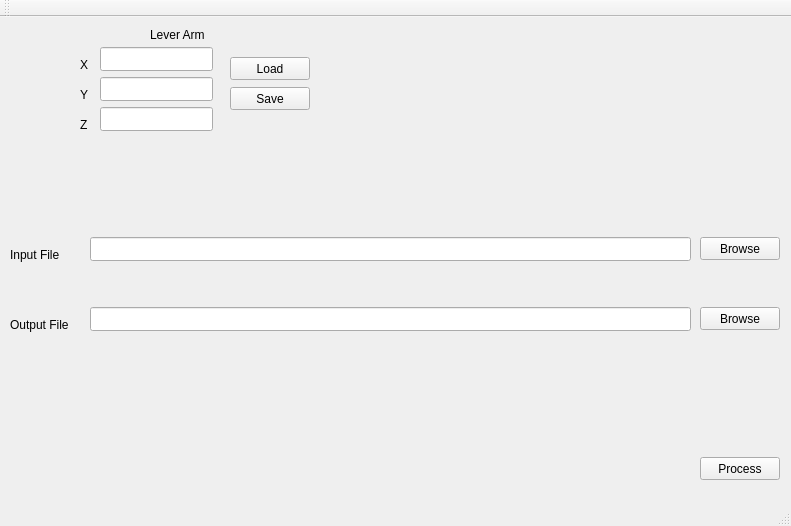
Above: src/gui-georef/MBES-lib-georefGUI/mainwindow.ui from CIDCO-dev/MBES-lib before the change. Below: the same form after it.
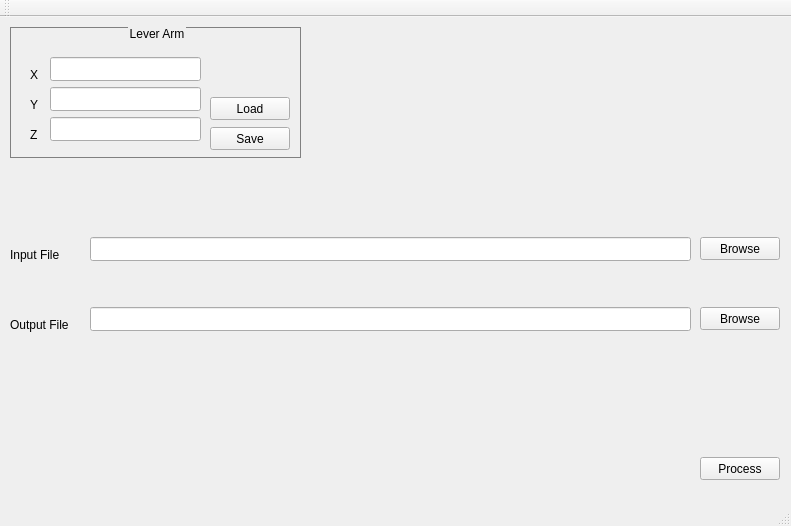
That is the form after the change.

Commit message: LineEdit with border that changes with focus, font size, validator

Diff of the .ui file:
```diff
--- a/src/gui-georef/MBES-lib-georefGUI/mainwindow.ui
+++ b/src/gui-georef/MBES-lib-georefGUI/mainwindow.ui
@@ -13,6 +13,23 @@
   <property name="windowTitle">
    <string>MainWindow</string>
   </property>
+  <property name="styleSheet">
+   <string notr="true">QLineEdit:focus
+{
+    border: 2px solid blue; 
+}
+
+QGroupBox 
+{ 
+	border: 1px solid gray; 
+}
+
+QGroupBox::title 
+{
+	subcontrol-origin: margin;
+	subcontrol-position: top center;
+}</string>
+  </property>
   <widget class="QWidget" name="centralWidget">
    <widget class="QPushButton" name="BrowseInput">
     <property name="geometry">
@@ -99,23 +116,38 @@
      <string>Browse</string>
     </property>
    </widget>
-   <widget class="QLabel" name="labelLeverArm">
+   <widget class="QGroupBox" name="groupBoxLeverArm">
     <property name="geometry">
      <rect>
-      <x>150</x>
+      <x>10</x>
       <y>10</y>
-      <width>71</width>
-      <height>16</height>
+      <width>291</width>
+      <height>131</height>
      </rect>
     </property>
-    <property name="text">
+    <property name="title">
      <string>Lever Arm</string>
     </property>
+    <property name="flat">
+     <bool>false</bool>
+    </property>
+    <widget class="QPushButton" name="LeverArmSave">
+     <property name="geometry">
+      <rect>
+       <x>200</x>
+       <y>100</y>
+       <width>80</width>
+       <height>23</height>
+      </rect>
+     </property>
+     <property name="text">
+      <string>Save</string>
+     </property>
    </widget>
    <widget class="QLabel" name="labelLeverArmX">
     <property name="geometry">
      <rect>
-      <x>80</x>
+       <x>20</x>
       <y>40</y>
       <width>21</width>
       <height>16</height>
@@ -125,10 +157,23 @@
      <string>X</string>
     </property>
    </widget>
+    <widget class="QPushButton" name="LeverArmLoad">
+     <property name="geometry">
+      <rect>
+       <x>200</x>
+       <y>70</y>
+       <width>80</width>
+       <height>23</height>
+      </rect>
+     </property>
+     <property name="text">
+      <string>Load</string>
+     </property>
+    </widget>
    <widget class="QLabel" name="labelLeverArmY">
     <property name="geometry">
      <rect>
-      <x>80</x>
+       <x>20</x>
       <y>70</y>
       <width>21</width>
       <height>16</height>
@@ -138,10 +183,20 @@
      <string>Y</string>
     </property>
    </widget>
+    <widget class="QLineEdit" name="lineEditLeverArmY">
+     <property name="geometry">
+      <rect>
+       <x>40</x>
+       <y>60</y>
+       <width>151</width>
+       <height>24</height>
+      </rect>
+     </property>
+    </widget>
    <widget class="QLabel" name="labelLeverArmZ">
     <property name="geometry">
      <rect>
-      <x>80</x>
+       <x>20</x>
       <y>100</y>
       <width>21</width>
       <height>16</height>
@@ -154,19 +209,9 @@
    <widget class="QLineEdit" name="lineEditLeverArmX">
     <property name="geometry">
      <rect>
-      <x>100</x>
+       <x>40</x>
       <y>30</y>
-      <width>113</width>
-      <height>24</height>
-     </rect>
-    </property>
-   </widget>
-   <widget class="QLineEdit" name="lineEditLeverArmY">
-    <property name="geometry">
-     <rect>
-      <x>100</x>
-      <y>60</y>
-      <width>113</width>
+       <width>151</width>
       <height>24</height>
      </rect>
     </property>
@@ -174,38 +219,13 @@
    <widget class="QLineEdit" name="lineEditLeverArmZ">
     <property name="geometry">
      <rect>
-      <x>100</x>
+       <x>40</x>
       <y>90</y>
-      <width>113</width>
+       <width>151</width>
       <height>24</height>
      </rect>
     </property>
    </widget>
-   <widget class="QPushButton" name="LeverArmLoad">
-    <property name="geometry">
-     <rect>
-      <x>230</x>
-      <y>40</y>
-      <width>80</width>
-      <height>23</height>
-     </rect>
-    </property>
-    <property name="text">
-     <string>Load</string>
-    </property>
-   </widget>
-   <widget class="QPushButton" name="LeverArmSave">
-    <property name="geometry">
-     <rect>
-      <x>230</x>
-      <y>70</y>
-      <width>80</width>
-      <height>23</height>
-     </rect>
-    </property>
-    <property name="text">
-     <string>Save</string>
-    </property>
    </widget>
   </widget>
   <widget class="QMenuBar" name="menuBar">
```
Lines whose indentation alone changed are shown as unchanged. The commit also changes 11 other files.
